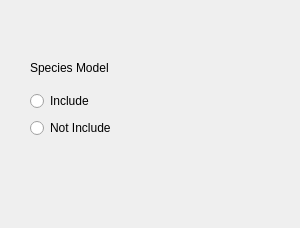
Before: the Qt Designer form view/case_wizard/species_model_page.ui in nextfoam/baram, drawn with Qt 5.
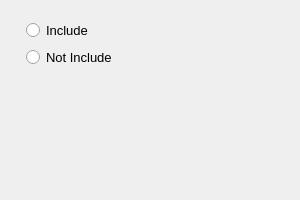
After: the same form once the commit is applied. Icons and pictures are not drawn.

Patch:
```diff
--- a/view/case_wizard/species_model_page.ui
+++ b/view/case_wizard/species_model_page.ui
@@ -7,70 +7,30 @@
     <x>0</x>
     <y>0</y>
     <width>300</width>
-    <height>228</height>
+    <height>200</height>
    </rect>
   </property>
+  <property name="font">
+   <font>
+    <pointsize>10</pointsize>
+   </font>
+  </property>
   <property name="windowTitle">
    <string>WizardPage</string>
   </property>
-  <widget class="QWidget" name="title" native="true">
-   <property name="geometry">
-    <rect>
-     <x>30</x>
-     <y>50</y>
-     <width>171</width>
-     <height>35</height>
-    </rect>
-   </property>
-   <layout class="QHBoxLayout" name="horizontalLayout">
-    <item>
-     <widget class="QLabel" name="Label">
-      <property name="text">
+  <property name="title">
        <string>Species Model</string>
       </property>
-     </widget>
-    </item>
+  <layout class="QVBoxLayout" name="verticalLayout_2">
     <item>
-     <widget class="QPushButton" name="HelpButton">
-      <property name="toolTip">
-       <string>When a fluid flow is compressible, the fluid density varies with its pressure. Compressible flows are usually high speed flows with Mach numbers greater than about 0.3. Examples include aerodynamic applications such as flow over a wing or aircraft nacelle as well as industrial applications such as flow through high-performance valves.
-
-Incompressible flows do not have such a variation of density. 
-The key differentiation between compressible and incompressible is the velocity of the flow. A fluid such as air that is moving slower than Mach 0.3 is considered incompressible, even though it is a gas. A gas that is run through a compressor is not truly considered compressible (in the thermodynamic sense) unless its velocity exceeds Mach 0.3.</string>
-      </property>
-      <property name="styleSheet">
-       <string notr="true">border-radius: 20px;border-style:none</string>
-      </property>
-      <property name="text">
-       <string/>
-      </property>
-      <property name="icon">
-       <iconset resource="../../resource.qrc">
-        <normaloff>:/icons-white/help-circle-outline.svg</normaloff>:/icons-white/help-circle-outline.svg</iconset>
-      </property>
-      <property name="iconSize">
-       <size>
-        <width>25</width>
-        <height>25</height>
-       </size>
-      </property>
-      <property name="flat">
-       <bool>true</bool>
-      </property>
-     </widget>
-    </item>
-   </layout>
-  </widget>
   <widget class="QWidget" name="widget" native="true">
-   <property name="geometry">
-    <rect>
-     <x>30</x>
-     <y>90</y>
-     <width>121</width>
-     <height>50</height>
-    </rect>
-   </property>
    <layout class="QVBoxLayout" name="verticalLayout">
+      <property name="leftMargin">
+       <number>15</number>
+      </property>
+      <property name="rightMargin">
+       <number>15</number>
+      </property>
     <item>
      <widget class="QRadioButton" name="Include">
       <property name="text">
@@ -87,6 +47,21 @@
     </item>
    </layout>
   </widget>
+   </item>
+   <item>
+    <spacer name="verticalSpacer">
+     <property name="orientation">
+      <enum>Qt::Vertical</enum>
+     </property>
+     <property name="sizeHint" stdset="0">
+      <size>
+       <width>20</width>
+       <height>40</height>
+      </size>
+     </property>
+    </spacer>
+   </item>
+  </layout>
  </widget>
  <resources>
   <include location="../../resource.qrc"/>
```
Left out of the diff: 4 changed lines with no effect on the pictures. Lines whose indentation alone changed are shown as unchanged.
